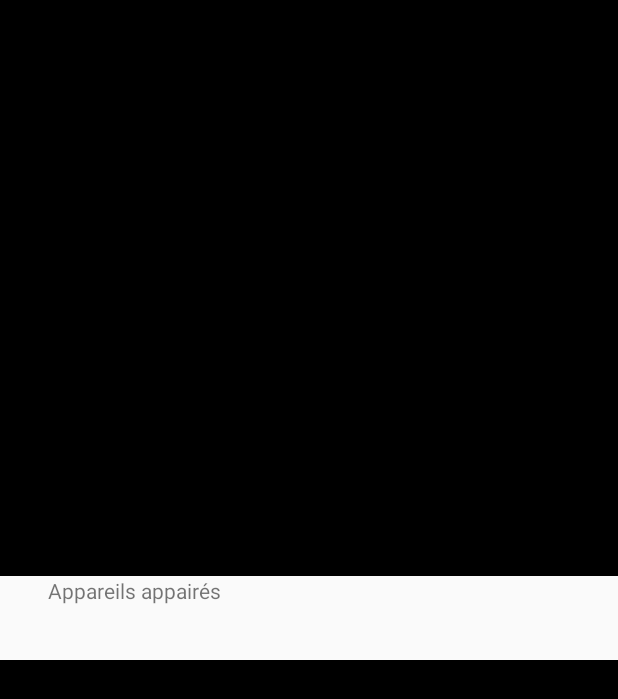
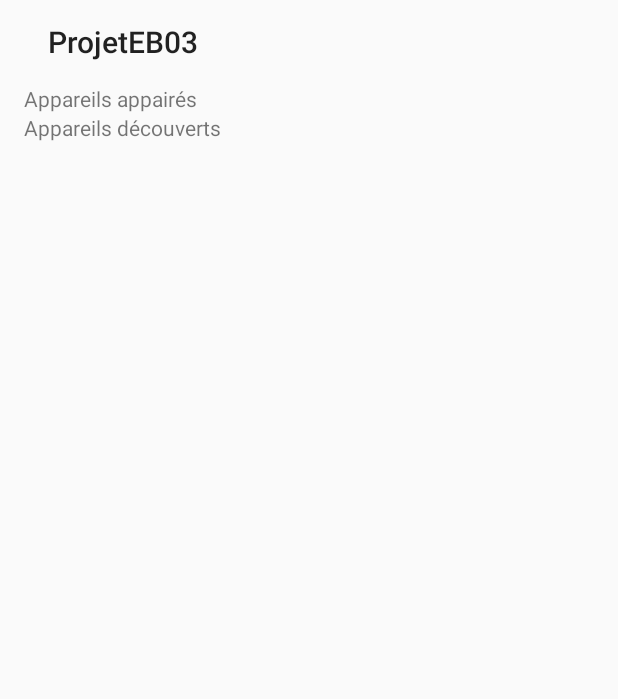
Before and after one commit to miqreh/ProjetEB03, an Android app: the BluetoothConnectActivity screen opened directly, with no data from a screen before it, on a phone screen of 412 x 824 dp. Shown: the top 699 px of the screen. Run offline under Robolectric (Android 15) with nearby library versions, the phone set to English and light mode, and no system bars.

Commit message:
Amélioration du layout pour BluetoothConnectActivity (il faudra modifier le style) et nettoyage

```diff
--- a/app/src/main/java/com/example/tpeea/projeteb03/BluetoothConnectActivity.java
+++ b/app/src/main/java/com/example/tpeea/projeteb03/BluetoothConnectActivity.java
@@ -4,6 +4,8 @@ import android.bluetooth.BluetoothAdapter;
 import android.bluetooth.BluetoothDevice;
 import android.support.v7.app.AppCompatActivity;
 import android.os.Bundle;
+import android.support.v7.widget.Toolbar;
+import android.view.ViewGroup;
 import android.widget.ArrayAdapter;
 
 import java.util.ArrayList;
@@ -16,15 +18,10 @@ public class BluetoothConnectActivity extends AppCompatActivity {
     protected void onCreate(Bundle savedInstanceState) {
         super.onCreate(savedInstanceState);
         setContentView(R.layout.activity_bluetooth_connect);
+        setSupportActionBar((Toolbar) findViewById(R.id.toolb));
+        //this.getWindow().setLayout(ViewGroup.LayoutParams.WRAP_CONTENT, ViewGroup.LayoutParams.WRAP_CONTENT);
 
-       /* BluetoothAdapter mBluetoothAdapter = BluetoothAdapter.getDefaultAdapter();
-        Set<BluetoothDevice> pairedDevices = mBluetoothAdapter.getBondedDevices();
 
-        List<String> s = new ArrayList<String>();
-        for(BluetoothDevice bt : pairedDevices)
-            s.add(bt.getName()); */
-
-       // setListAdapter(new ArrayAdapter<String>(this, R.id.ListApp, s));
 
     }
 }
--- a/app/src/main/java/com/example/tpeea/projeteb03/MainActivity.java
+++ b/app/src/main/java/com/example/tpeea/projeteb03/MainActivity.java
@@ -56,7 +56,7 @@ public class MainActivity extends AppCompatActivity {
         int itemId = item.getItemId();
         switch (itemId) {
             case R.id.connect:
-                Toast.makeText(this, "ultracoolos", Toast.LENGTH_SHORT).show();
+                //Toast.makeText(this, "ultracoolos", Toast.LENGTH_SHORT).show();
                 switch (BluetoothRights()) {
                     case NO_ADAPTER: {
                         Toast.makeText(this, "Il faut un adaptateur Bluetooth", Toast.LENGTH_SHORT).show();
--- a/app/src/main/res/layout/activity_bluetooth_connect.xml
+++ b/app/src/main/res/layout/activity_bluetooth_connect.xml
@@ -6,38 +6,51 @@
     android:layout_height="match_parent"
     tools:context=".BluetoothConnectActivity">
 
-<android.support.v7.widget.Toolbar android:layout_height="match_parent" android:layout_width="match_parent">
+
 
     <LinearLayout xmlns:android="http://schemas.android.com/apk/res/android"
         android:layout_width="match_parent"
         android:layout_height="match_parent"
+        android:gravity="top"
+        android:orientation="vertical"
         android:paddingLeft="16dp"
-        android:paddingRight="16dp"
-        android:orientation="vertical"
-        android:gravity="center">
+        android:paddingRight="16dp">
+
+        <android.support.v7.widget.Toolbar
+            android:id="@+id/toolb"
+            android:layout_width="match_parent"
+            android:layout_height="?attr/actionBarSize"
+            android:theme="@style/ThemeOverlay.AppCompat.ActionBar"
+            app:popupTheme="@style/ThemeOverlay.AppCompat.Light"/>
 
         <TextView
             android:id="@+id/ListAppTxt"
             android:layout_width="match_parent"
             android:layout_height="wrap_content"
-            android:text="Appareils appairés" />
+            android:text="Appareils appairés"
+            tools:layout_editor_absoluteX="8dp"
+            tools:layout_editor_absoluteY="660dp" />
 
         <ListView
             android:id="@+id/ListApp"
             android:layout_width="match_parent"
-            android:layout_height="match_parent" />
+            android:layout_height="match_parent"
+            android:visibility="gone"/>
+
         <TextView
             android:id="@+id/ListFoundTxt"
             android:layout_width="match_parent"
             android:layout_height="wrap_content"
             android:text="Appareils découverts" />
+
         <ListView
             android:id="@+id/ListFound"
             android:layout_width="match_parent"
-            android:layout_height="match_parent" />
+            android:layout_height="match_parent"
+            android:visibility="gone"/>
     </LinearLayout>
 
-</android.support.v7.widget.Toolbar>
+
 
 
 </android.support.constraint.ConstraintLayout>
--- a/app/src/main/res/values/styles.xml
+++ b/app/src/main/res/values/styles.xml
@@ -14,7 +14,7 @@
     </style>
 
     <style name="Dialog" parent="Base.Theme.AppCompat.Light.DarkActionBar">
-        <item name="android:windowIsFloating">true</item>
+        <item name="android:windowIsFloating">false</item>
         <item name="windowNoTitle">true</item>
         <item name="windowActionBar">false</item>
     </style>
```
